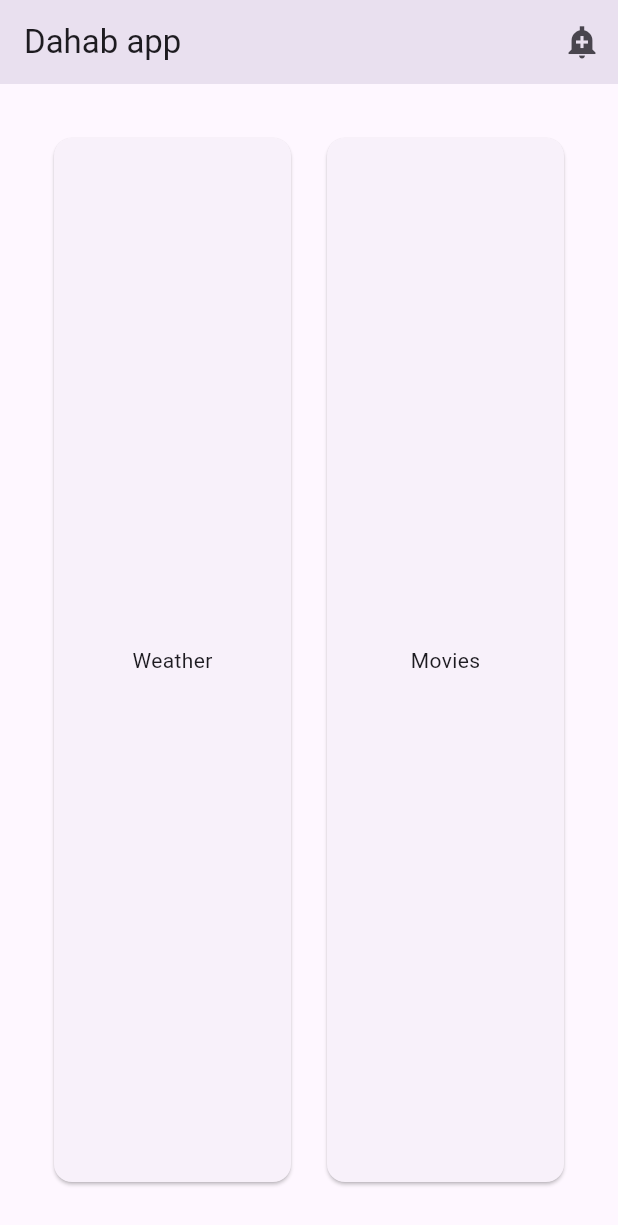
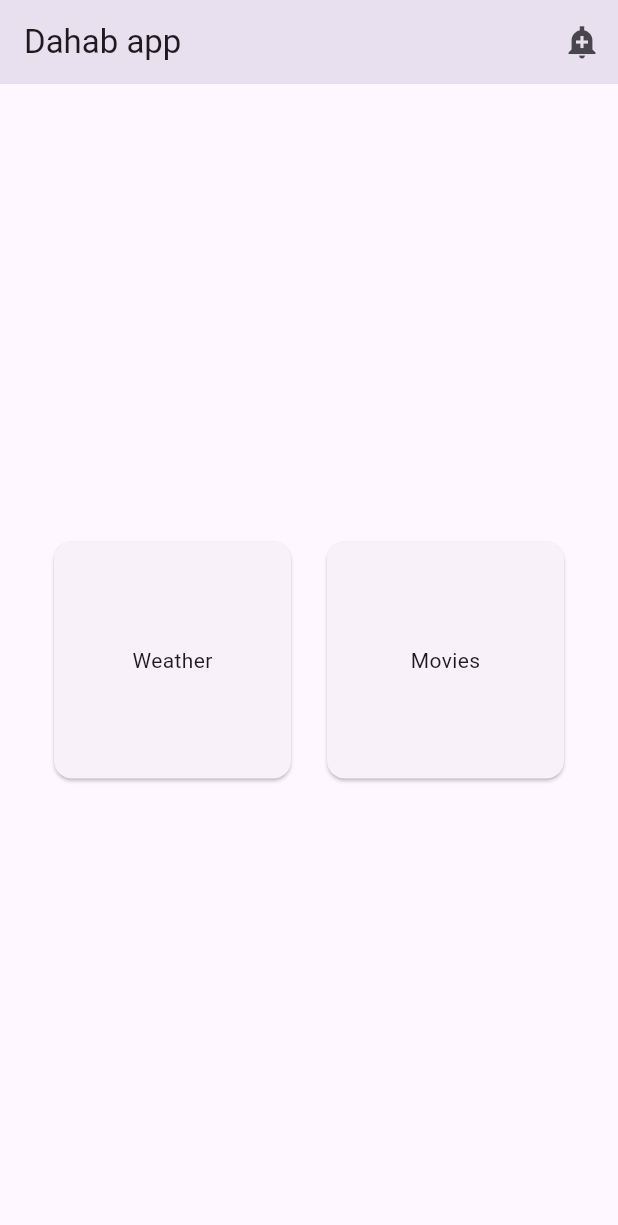
Before and after one commit to swat-cat/dahab_kids, a Flutter app: the screen it shows after launch, on a phone screen of 412 x 824 dp. Shown: the top 1225 px of the screen. Run offline on Flutter 3.47's test engine with Material 3 defaults, Android fonts, the phone set to English and light mode, and no system bars; our stand-ins replace connectivity_plus, dio, responsive_builder, responsive_framework; missing offline and left inert: image_picker_web.

Commit message:
prepare to lesson

```diff
--- a/lib/main.dart
+++ b/lib/main.dart
@@ -1,10 +1,6 @@
-import 'package:dahab_kids/data/repositories/weather_repository_impl.dart';
-import 'package:dahab_kids/data/rest_client.dart';
 import 'package:dahab_kids/ui/home_router.dart';
-import 'package:dahab_kids/ui/weather/weather_screen.dart';
-import 'package:dahab_kids/ui/weather/weather_viewmodel.dart';
 import 'package:flutter/material.dart';
-import 'package:provider/provider.dart';
+import 'package:responsive_builder/responsive_builder.dart';
 import 'package:responsive_framework/responsive_framework.dart';
 
 void main() {
@@ -17,6 +13,18 @@ class MyApp extends StatelessWidget {
   // This widget is the root of your application.
   @override
   Widget build(BuildContext context) {
+    return ScreenTypeLayout(
+      mobile: buildMaterialApp(),
+      tablet: buildMaterialApp(),
+      desktop: Padding(
+        padding: EdgeInsets.symmetric(
+            horizontal: MediaQuery.of(context).size.width * 0.2),
+        child: buildMaterialApp(),
+      ),
+    );
+  }
+
+  MaterialApp buildMaterialApp() {
     return MaterialApp(
       title: 'Flutter Demo',
       debugShowCheckedModeBanner: false,
@@ -25,7 +33,7 @@ class MyApp extends StatelessWidget {
         useMaterial3: true,
       ),
       home: ResponsiveBreakpoints.builder(
-        child: HomeRouter(),
+        child: const HomeRouter(),
         breakpoints: [
           const Breakpoint(start: 0, end: 450, name: MOBILE),
           const Breakpoint(start: 451, end: 800, name: TABLET),
--- a/lib/ui/home_router.dart
+++ b/lib/ui/home_router.dart
@@ -30,6 +30,8 @@ class HomeRouter extends StatelessWidget {
             child: Row(
               children: [
                 Expanded(
+                    child: AspectRatio(
+                  aspectRatio: 1,
                   child: InkWell(
                     onTap: () {
                       Navigator.push(
@@ -43,12 +45,15 @@ class HomeRouter extends StatelessWidget {
                                   )));
                     },
                     child: const Card(
-                    child:
-                        SizedBox.expand(child: Center(child: Text("Weather"))),
+                      child: SizedBox.expand(
+                          child: Center(child: Text("Weather"))),
+                    ),
                   ),
                 )),
                 const SizedBox(width: 16),
                 Expanded(
+                    child: AspectRatio(
+                  aspectRatio: 1,
                   child: InkWell(
                     onTap: () {
                       Navigator.push(
@@ -64,6 +69,7 @@ class HomeRouter extends StatelessWidget {
                       child:
                           SizedBox.expand(child: Center(child: Text("Movies"))),
                     ),
+                  ),
                 )),
               ],
             ),
```
Lines whose indentation alone changed are shown as unchanged.
